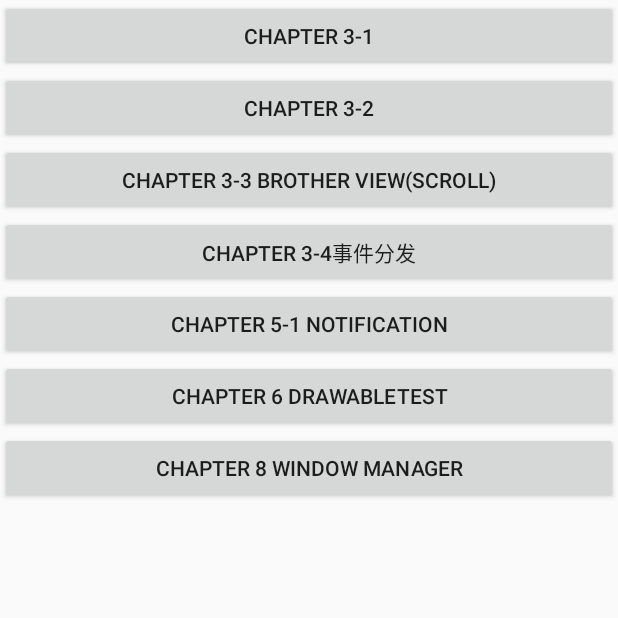
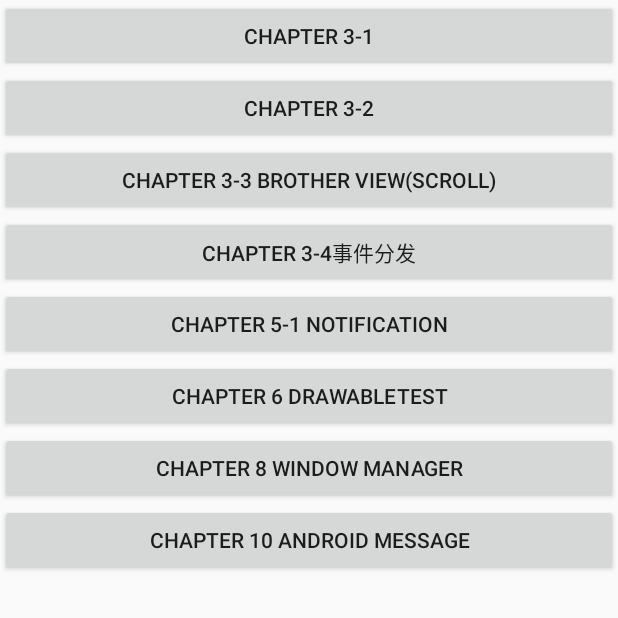
Before and after one commit to CallMeInk/MyDefinedView, an Android app: the ArtTotal screen opened directly, with no data from a screen before it, on a phone screen of 412 x 824 dp, the top half of it. Run offline under Robolectric (Android 15) with nearby library versions, the phone set to English and light mode, and no system bars.

Commit message:
Android Art cp10

```diff
--- a/app/src/main/AndroidManifest.xml
+++ b/app/src/main/AndroidManifest.xml
@@ -64,6 +64,7 @@
         <activity android:name=".BasicView.ViewGroupMeasureTest.ViewGroupMeasureTestActivity"/>
         <activity android:name=".ExternalView.ExternalViewTotalActivity"/>
         <activity android:name=".ExternalView.BiliBiliDanmuView.BiliBiliDanmuViewActivity"/>
+        <activity android:name=".ArtLearningNote.chapter10_2.Chapter10_2"/>
 
     </application>
 
--- a/app/src/main/java/com/example/yukai/mydefinedview/ArtLearningNote/ArtTotal.java
+++ b/app/src/main/java/com/example/yukai/mydefinedview/ArtLearningNote/ArtTotal.java
@@ -6,6 +6,7 @@ import android.os.Bundle;
 import android.support.annotation.Nullable;
 import android.view.View;
 
+import com.example.yukai.mydefinedview.ArtLearningNote.chapter10_2.Chapter10_2;
 import com.example.yukai.mydefinedview.ArtLearningNote.chapter3_1.Chapter3_1;
 import com.example.yukai.mydefinedview.ArtLearningNote.chapter3_2.Chapter3_2;
 import com.example.yukai.mydefinedview.ArtLearningNote.chapter3_3.Chapter3_3;
@@ -32,6 +33,7 @@ public class ArtTotal extends Activity implements View.OnClickListener{
         (findViewById(R.id.btn_5_1)).setOnClickListener(this);
         (findViewById(R.id.btn_6_1)).setOnClickListener(this);
         (findViewById(R.id.btn_8_1)).setOnClickListener(this);
+        (findViewById(R.id.btn_10_2)).setOnClickListener(this);
     }
 
     @Override
@@ -58,6 +60,9 @@ public class ArtTotal extends Activity implements View.OnClickListener{
         }else if (id == R.id.btn_8_1){
             Intent intent = new Intent(this, Chapter8_1.class);
             startActivity(intent);
+        }else if (id == R.id.btn_10_2){
+            Intent intent = new Intent(this, Chapter10_2.class);
+            startActivity(intent);
         }
     }
 }
--- a/app/src/main/res/layout/activity_basic_view_knowledge.xml
+++ b/app/src/main/res/layout/activity_basic_view_knowledge.xml
@@ -47,4 +47,10 @@
         android:layout_height="wrap_content"
         android:text="Chapter 8 window manager"/>
 
+    <Button
+        android:id="@+id/btn_10_2"
+        android:layout_width="match_parent"
+        android:layout_height="wrap_content"
+        android:text="Chapter 10 android message"/>
+
 </LinearLayout>
--- /dev/null
+++ b/app/src/main/res/layout/chapter10_2_layout.xml
@@ -0,0 +1,6 @@
+<?xml version="1.0" encoding="utf-8"?>
+<android.support.constraint.ConstraintLayout
+    xmlns:android="http://schemas.android.com/apk/res/android" android:layout_width="match_parent"
+    android:layout_height="match_parent">
+
+</android.support.constraint.ConstraintLayout>
```
Also changed, not shown: app/src/main/java/com/example/yukai/mydefinedview/ArtLearningNote/chapter10_2/Chapter10_2.java (added, +42 -0 lines).
